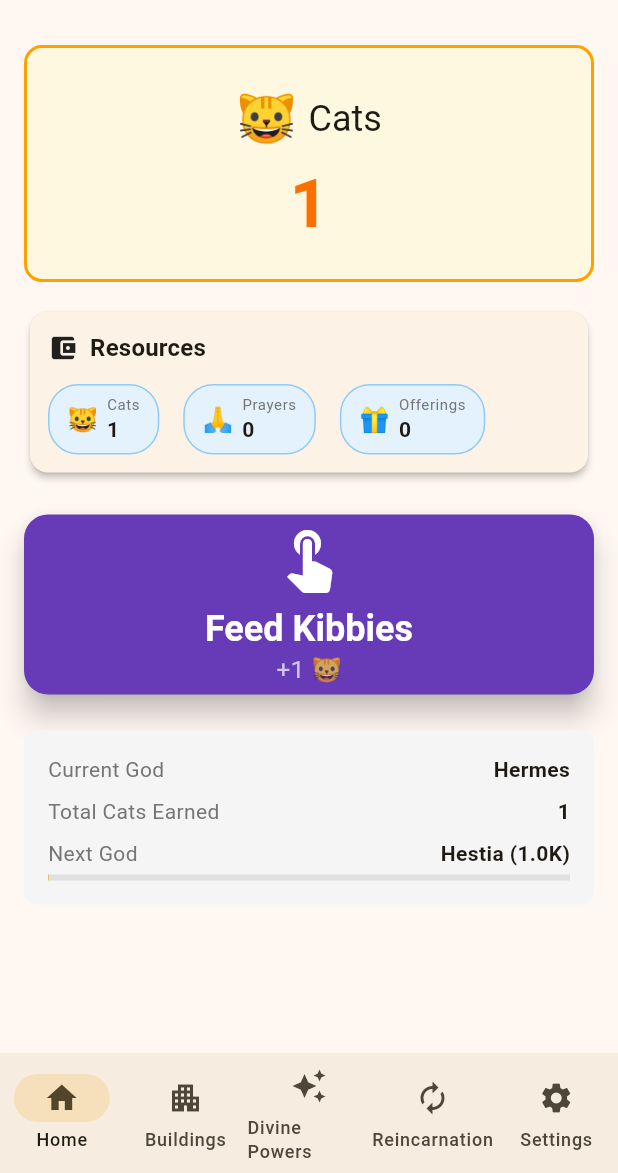
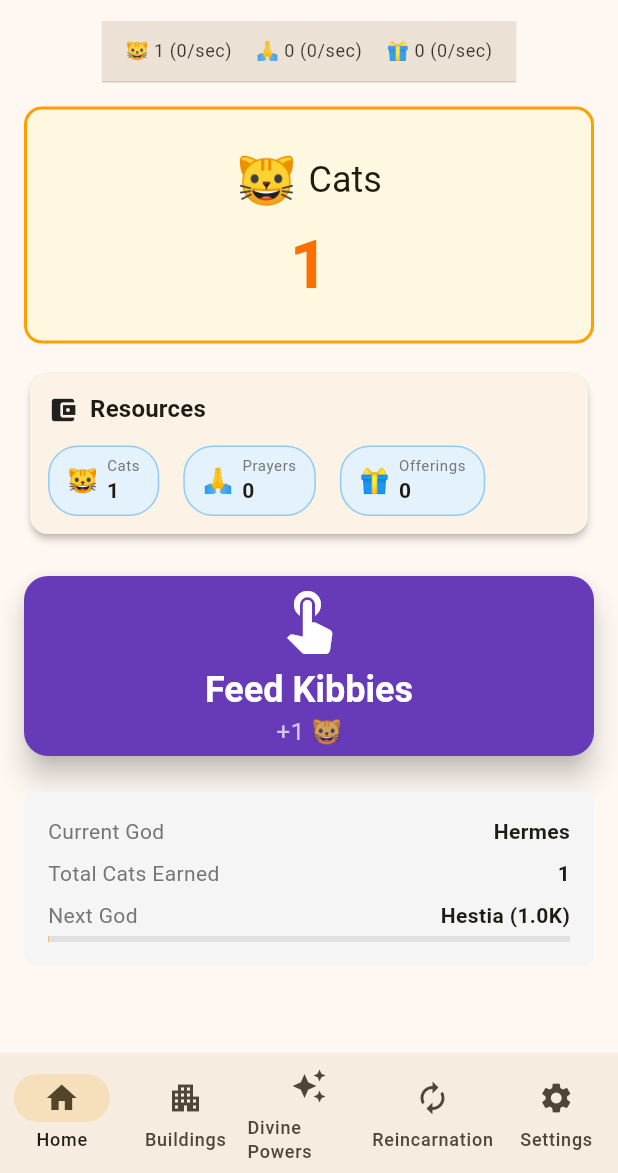
Before and after one commit to atkins/mythical-cats, a Flutter app: the screen it shows after launch, after a tap on "Feed Kibbies", on a phone screen of 412 x 824 dp, the part 63-1236 px from its top. Run offline on Flutter 3.47's test engine with Material 3 defaults, Android fonts, the phone set to English and light mode, and no system bars; our stand-ins replace flutter_riverpod, shared_preferences.

Commit message:
feat: add CompactResourceBar to all navigation tabs
Added the CompactResourceBar widget to all remaining tabs for consistent
resource display across the entire application:
- Divine Powers tab (both main and teaser views)
- Reincarnation tab (both main and teaser views)
- Settings tab
- Home tab

This provides users with persistent visibility of their resources
regardless of which screen they're viewing.

🤖 Generated with [Claude Code](https://claude.com/claude-code)

Co-Authored-By: Claude <noreply@anthropic.com>

```diff
--- a/lib/screens/divine_powers_screen.dart
+++ b/lib/screens/divine_powers_screen.dart
@@ -6,6 +6,7 @@ import 'package:mythical_cats/utils/number_formatter.dart';
 import 'package:mythical_cats/screens/research_screen.dart';
 import 'package:mythical_cats/screens/conquest_screen.dart';
 import 'package:mythical_cats/screens/prophecy_screen.dart';
+import 'package:mythical_cats/widgets/compact_resource_bar.dart';
 
 enum DivinePowerTab { research, conquest, prophecy }
 
@@ -51,6 +52,7 @@ class _DivinePowersScreenState extends ConsumerState<DivinePowersScreen> {
       body: SafeArea(
         child: Column(
           children: [
+            const CompactResourceBar(),
             Padding(
               padding: const EdgeInsets.all(16.0),
               child: SegmentedButton<DivinePowerTab>(
@@ -105,9 +107,13 @@ class _DivinePowersScreenState extends ConsumerState<DivinePowersScreen> {
         title: const Text('Divine Powers'),
       ),
       body: SafeArea(
-        child: SingleChildScrollView(
-          padding: const EdgeInsets.all(16.0),
-          child: Column(
+        child: Column(
+          children: [
+            const CompactResourceBar(),
+            Expanded(
+              child: SingleChildScrollView(
+                padding: const EdgeInsets.all(16.0),
+                child: Column(
             crossAxisAlignment: CrossAxisAlignment.start,
             children: [
               Text(
@@ -138,7 +144,10 @@ class _DivinePowersScreenState extends ConsumerState<DivinePowersScreen> {
                 totalCatsEarned: gameState.totalCatsEarned,
               ),
             ],
-          ),
+                ),
+              ),
+            ),
+          ],
         ),
       ),
     );
--- a/lib/screens/home_screen.dart
+++ b/lib/screens/home_screen.dart
@@ -10,6 +10,7 @@ import 'package:mythical_cats/screens/settings_screen.dart';
 import 'package:mythical_cats/screens/reincarnation_screen.dart';
 import 'package:mythical_cats/widgets/resource_panel.dart';
 import 'package:mythical_cats/widgets/prestige_stats_panel.dart';
+import 'package:mythical_cats/widgets/compact_resource_bar.dart';
 
 class HomeScreen extends ConsumerStatefulWidget {
   const HomeScreen({super.key});
@@ -119,8 +120,12 @@ class _HomeTab extends ConsumerWidget {
         title: const Text('Mythical Cats'),
       ),
       body: SafeArea(
-        child: SingleChildScrollView(
-          child: Padding(
+        child: Column(
+          children: [
+            const CompactResourceBar(),
+            Expanded(
+              child: SingleChildScrollView(
+                child: Padding(
             padding: const EdgeInsets.all(16.0),
             child: Column(
               children: [
@@ -166,6 +171,9 @@ class _HomeTab extends ConsumerWidget {
               ],
             ),
           ),
+        ),
+      ),
+          ],
         ),
       ),
     );
--- a/lib/screens/reincarnation_screen.dart
+++ b/lib/screens/reincarnation_screen.dart
@@ -7,6 +7,7 @@ import 'package:mythical_cats/widgets/primordial_force_section.dart';
 import 'package:mythical_cats/widgets/reincarnation_fab.dart';
 import 'package:mythical_cats/screens/achievements_screen.dart';
 import 'package:mythical_cats/utils/number_formatter.dart';
+import 'package:mythical_cats/widgets/compact_resource_bar.dart';
 
 enum ReincarnationTab { prestige, achievements }
 
@@ -128,6 +129,7 @@ class _ReincarnationScreenState extends ConsumerState<ReincarnationScreen> {
       body: SafeArea(
         child: Column(
           children: [
+            const CompactResourceBar(),
             Padding(
               padding: const EdgeInsets.all(16.0),
               child: SegmentedButton<ReincarnationTab>(
@@ -171,9 +173,13 @@ class _ReincarnationScreenState extends ConsumerState<ReincarnationScreen> {
         title: const Text('Reincarnation'),
       ),
       body: SafeArea(
-        child: SingleChildScrollView(
-          padding: const EdgeInsets.all(16.0),
-          child: Column(
+        child: Column(
+          children: [
+            const CompactResourceBar(),
+            Expanded(
+              child: SingleChildScrollView(
+                padding: const EdgeInsets.all(16.0),
+                child: Column(
             crossAxisAlignment: CrossAxisAlignment.start,
             children: [
               Container(
@@ -248,7 +254,10 @@ class _ReincarnationScreenState extends ConsumerState<ReincarnationScreen> {
                 ),
               ),
             ],
-          ),
+                ),
+              ),
+            ),
+          ],
         ),
       ),
     );
--- a/lib/screens/settings_screen.dart
+++ b/lib/screens/settings_screen.dart
@@ -8,6 +8,7 @@ import 'package:mythical_cats/models/resource_type.dart';
 import 'package:mythical_cats/models/building_type.dart';
 import 'package:mythical_cats/models/god.dart';
 import 'package:shared_preferences/shared_preferences.dart';
+import 'package:mythical_cats/widgets/compact_resource_bar.dart';
 
 class SettingsScreen extends ConsumerStatefulWidget {
   const SettingsScreen({super.key});
@@ -81,8 +82,12 @@ class _SettingsScreenState extends ConsumerState<SettingsScreen> {
         title: const Text('Settings & Stats'),
         backgroundColor: Theme.of(context).colorScheme.inversePrimary,
       ),
-      body: ListView(
+      body: Column(
         children: [
+          const CompactResourceBar(),
+          Expanded(
+            child: ListView(
+              children: [
           const _SectionHeader(title: 'Statistics'),
           _StatTile(
             label: 'Total Cats Earned',
@@ -161,6 +166,9 @@ class _SettingsScreenState extends ConsumerState<SettingsScreen> {
                 enableSuggestions: false,
               ),
             ),
+              ],
+            ),
+          ),
         ],
       ),
     );
```
